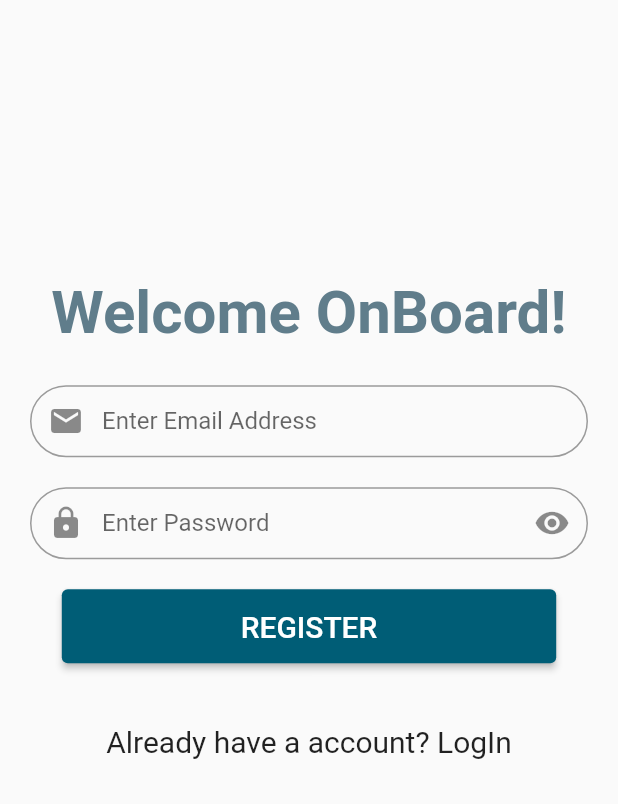
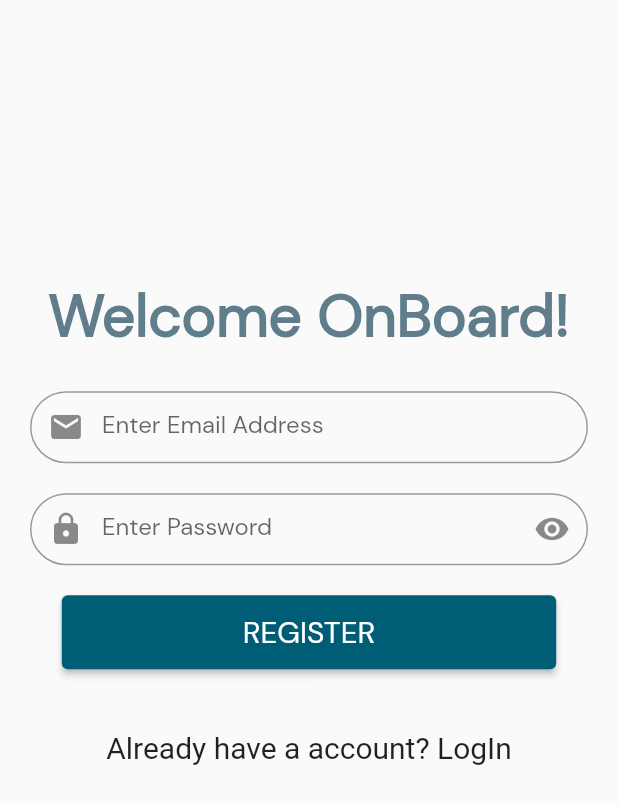
Before and after one commit to DhrupamP/JoinClass, a Flutter app: the DaysBar screen opened directly, after a tap on the "logout" icon, after a tap on "Do not have a account? Register", on a phone screen of 412 x 824 dp. Shown: the top 804 px of the screen. Run offline on Flutter 3.47's test engine with Material 2 defaults, Android fonts, the phone set to English and light mode, and no system bars; our stand-ins replace firebase_auth, firebase_core, firebase_database, google_fonts; accounts and stored records are empty; network calls fail.

Commit message:
add font, add alert correction

```diff
--- a/lib/auth/register.dart
+++ b/lib/auth/register.dart
@@ -22,11 +22,12 @@ class _RegisterState extends State<Register> {
     if (user.user != null) {
       uid = user.user!.uid;
       var map = {};
-      weekDays.forEach((day) => map[day] ="");
+      weekDays.forEach((day) => map[day] = "");
       database.child('/' + uid).set(map);
-      weekDays.forEach((day){
+      weekDays.forEach((day) {
         print('yes');
-        database.child('/'+uid+'/'+day.toString()+'/1').set("init");
+        database.child('/' + uid + '/' + day.toString() + '/0').set("init");
+        database.child('/' + uid + '/' + day.toString() + '/1').set("init");
       });
       Navigator.of(context)
           .pushReplacement(MaterialPageRoute(builder: (context) {
@@ -59,7 +60,7 @@ class _RegisterState extends State<Register> {
                   Text(
                     'Welcome OnBoard!',
                     style: TextStyle(
-                        fontSize: 40,
+                        fontSize: 39,
                         fontWeight: FontWeight.bold,
                         color: Colors.blueGrey),
                   ),
--- a/lib/daypage.dart
+++ b/lib/daypage.dart
@@ -1,3 +1,5 @@
+import 'package:google_fonts/google_fonts.dart';
+
 import 'Components/cell.dart';
 import 'constants.dart';
 import 'package:firebase_database/firebase_database.dart';
@@ -42,7 +44,11 @@ class _DayPageState extends State<DayPage> {
       body: res.length < 3
           ? Container(
               child: Center(
-                child: Text("Press + to add period"),
+                child: Text(
+                  "Press + to add period",
+                  style:
+                      TextStyle(fontSize: 25, color: Colors.blueGrey.shade600),
+                ),
               ),
             )
           : Padding(
--- a/lib/main.dart
+++ b/lib/main.dart
@@ -1,6 +1,7 @@
 import 'package:firebase_database/firebase_database.dart';
 import 'package:flutter/material.dart';
 import 'package:firebase_core/firebase_core.dart';
+import 'package:google_fonts/google_fonts.dart';
 import 'package:joinclass/constants.dart';
 import 'timetable.dart';
 import 'auth/register.dart';
@@ -10,7 +11,8 @@ void main() async {
   await Firebase.initializeApp();
 
   runApp(MaterialApp(
+    theme: ThemeData(fontFamily: 'DmSans'),
     debugShowCheckedModeBanner: false,
-    home:Register(),
+    home: Register(),
   ));
 }
--- a/lib/timetable.dart
+++ b/lib/timetable.dart
@@ -1,4 +1,5 @@
 import 'package:flutter/material.dart';
+import 'package:google_fonts/google_fonts.dart';
 import 'daypage.dart';
 import 'constants.dart';
 import 'auth/register.dart';
@@ -42,36 +43,41 @@ class _DaysBarState extends State<DaysBar> {
         res = [];
       });
   }
+
   @override
   void initState() {
     changeData();
   }
+
   @override
   Widget build(BuildContext context) {
     void logOut() {
       auth.signOut().then((value) {
-        Navigator.pushReplacement(
-            context, MaterialPageRoute(builder: (context) {
+        Navigator.pushReplacement(context,
+            MaterialPageRoute(builder: (context) {
           return Login();
         }));
         uid = '';
       });
     }
+
     void onItemTapped(int index) async {
       setState(() {
         selectedindex = index;
       });
       changeData();
     }
+
     return SafeArea(
       child: Scaffold(
         appBar: AppBar(
           title: Text(
-            'Time Table',
+            'Join Class',
             style: TextStyle(
-                color: Colors.blueGrey,
-                fontWeight: FontWeight.bold,
-                fontSize: 25),
+              color: Colors.blueGrey.shade600,
+              fontWeight: FontWeight.bold,
+              fontSize: 25,
+            ),
           ),
           centerTitle: true,
           actions: [
--- a/pubspec.yaml
+++ b/pubspec.yaml
@@ -39,6 +39,7 @@ dependencies:
   firebase_auth:
   http:
   url_launcher: ^6.0.20
+  google_fonts:
 
 dev_dependencies:
   flutter_test:
@@ -92,3 +93,7 @@ flutter:
   #
   # For details regarding fonts from package dependencies,
   # see https://flutter.dev/custom-fonts/#from-packages
+  fonts:
+    - family: DmSans
+      fonts:
+        - asset: assets/fonts/DMSans-Regular.ttf
```
Also changed, not shown: lib/Components/add_alert.dart (+21 -2 lines), lib/Components/edit_alert.dart (+7 -2 lines), assets/fonts/DMSans-Regular.ttf (added), pubspec.lock.
